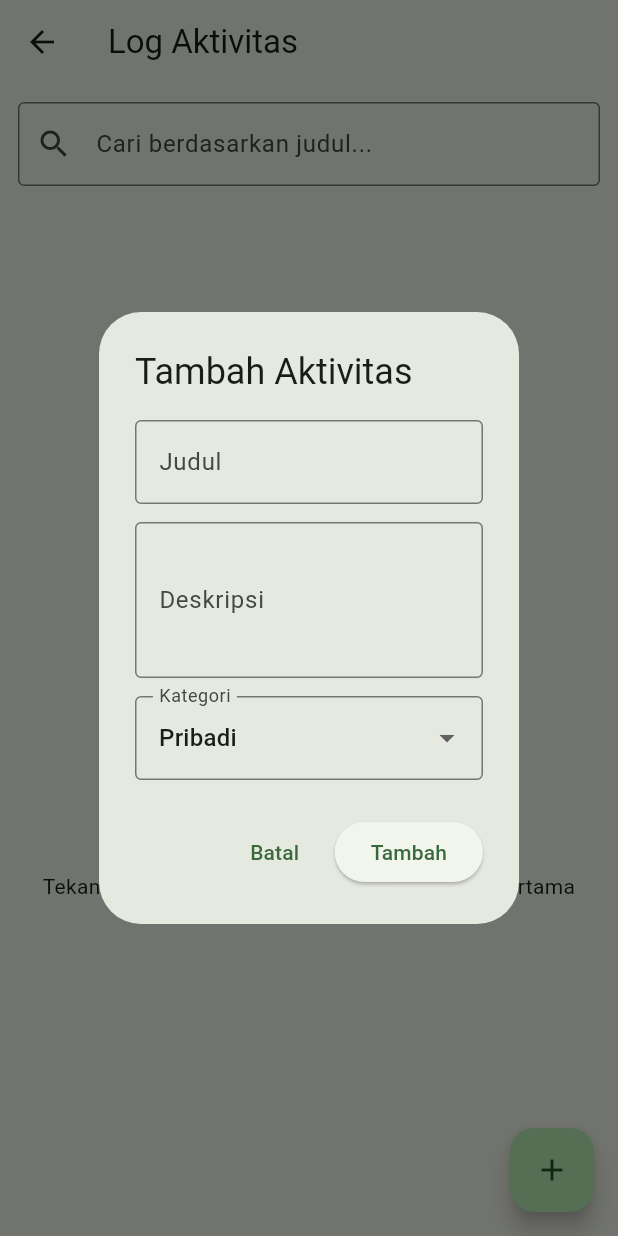
After one commit to suneater80/logbook_app_001, a Flutter app: the LogView screen opened directly, after a tap on the "add" icon, on a phone screen of 412 x 824 dp. The commit adds this screen. Run offline on Flutter 3.47's test engine with Material 3 defaults, Android fonts, the phone set to English and light mode, and no system bars; our stand-ins replace shared_preferences, smooth_page_indicator; accounts and stored records are empty.

Commit message:
finishing task3

```diff
--- /dev/null
+++ b/lib/features/logbook/log_controller.dart
@@ -0,0 +1,93 @@
+import 'dart:convert';
+import 'package:flutter/material.dart';
+import 'package:shared_preferences/shared_preferences.dart';
+import './models/log_model.dart';
+
+class LogController {
+  final ValueNotifier<List<LogModel>> _logsNotifier = ValueNotifier([]);
+  ValueNotifier<List<LogModel>> get logs => _logsNotifier;
+
+  static const String _storageKey = 'user_logs_data';
+
+  LogController() {
+    _init();
+  }
+
+  Future<void> _init() async {
+    await loadFromDisk();
+  }
+
+  void addLog(String title, String desc, String category) {
+    final newLog = LogModel(
+      title: title,
+      description: desc,
+      timestamp: DateTime.now(),
+      category: category,
+    );
+    _logsNotifier.value = [..._logsNotifier.value, newLog];
+    saveToDisk();
+  }
+
+  void updateLog(int index, String title, String desc, String category) {
+    final currentLogs = List<LogModel>.from(_logsNotifier.value);
+    if (index < 0 || index >= currentLogs.length) return;
+
+    currentLogs[index] = LogModel(
+      title: title,
+      description: desc,
+      timestamp: DateTime.now(),
+      category: category,
+    );
+    _logsNotifier.value = currentLogs;
+    saveToDisk();
+  }
+
+  void removeLog(int index) {
+    final currentLogs = List<LogModel>.from(_logsNotifier.value);
+    if (index < 0 || index >= currentLogs.length) return;
+
+    currentLogs.removeAt(index);
+    _logsNotifier.value = currentLogs;
+    saveToDisk();
+  }
+
+  String _encodeLogsToJson(List<LogModel> logs) {
+    return jsonEncode(logs.map((log) => log.toMap()).toList());
+  }
+
+  List<LogModel> _decodeLogsFromJson(String jsonString) {
+    final List<dynamic> decoded = jsonDecode(jsonString) as List<dynamic>;
+    return decoded
+        .map((item) => LogModel.fromMap(item as Map<String, dynamic>))
+        .toList();
+  }
+
+  Future<void> saveToDisk() async {
+    final prefs = await SharedPreferences.getInstance();
+    final String encodedData = _encodeLogsToJson(_logsNotifier.value);
+    await prefs.setString(_storageKey, encodedData);
+  }
+
+  Future<void> loadFromDisk() async {
+    final prefs = await SharedPreferences.getInstance();
+    final String? data = prefs.getString(_storageKey);
+    if (data == null || data.isEmpty) {
+      _logsNotifier.value = [];
+      return;
+    }
+
+    try {
+      _logsNotifier.value = _decodeLogsFromJson(data);
+    } on FormatException {
+      _logsNotifier.value = [];
+      await prefs.remove(_storageKey);
+    } on TypeError {
+      _logsNotifier.value = [];
+      await prefs.remove(_storageKey);
+    }
+  }
+
+  void dispose() {
+    _logsNotifier.dispose();
+  }
+}
--- /dev/null
+++ b/lib/features/logbook/log_view.dart
@@ -0,0 +1,294 @@
+import 'package:flutter/material.dart';
+import 'package:logbook_app_001/features/logbook/log_controller.dart';
+import 'package:logbook_app_001/features/logbook/models/log_model.dart';
+import 'package:logbook_app_001/features/logbook/widgets/log_item_widget.dart';
+
+class LogView extends StatefulWidget {
+  const LogView({super.key});
+
+  @override
+  State<LogView> createState() => _LogViewState();
+}
+
+class _LogViewState extends State<LogView> {
+  late final LogController _controller;
+  final ValueNotifier<String> _searchQuery = ValueNotifier('');
+  static const List<String> _categories = ['Pekerjaan', 'Pribadi', 'Urgent'];
+
+  @override
+  void initState() {
+    super.initState();
+    _controller = LogController();
+  }
+
+  Future<void> _showInputDialog({int? index, LogModel? existingLog}) async {
+    final titleController = TextEditingController(
+      text: existingLog?.title ?? '',
+    );
+    final descController = TextEditingController(
+      text: existingLog?.description ?? '',
+    );
+    final selectedCategory = ValueNotifier<String>(
+      existingLog?.category ?? _categories[1],
+    );
+    final isEdit = index != null && existingLog != null;
+
+    await showDialog(
+      context: context,
+      builder: (context) {
+        return AlertDialog(
+          title: Text(isEdit ? 'Edit Aktivitas' : 'Tambah Aktivitas'),
+          content: Column(
+            mainAxisSize: MainAxisSize.min,
+            children: [
+              TextField(
+                controller: titleController,
+                decoration: const InputDecoration(
+                  labelText: 'Judul',
+                  border: OutlineInputBorder(),
+                ),
+              ),
+              const SizedBox(height: 12),
+              TextField(
+                controller: descController,
+                maxLines: 3,
+                decoration: const InputDecoration(
+                  labelText: 'Deskripsi',
+                  border: OutlineInputBorder(),
+                ),
+              ),
+              const SizedBox(height: 12),
+              ValueListenableBuilder<String>(
+                valueListenable: selectedCategory,
+                builder: (context, category, _) {
+                  return DropdownButtonFormField<String>(
+                    initialValue: category,
+                    decoration: const InputDecoration(
+                      labelText: 'Kategori',
+                      border: OutlineInputBorder(),
+                    ),
+                    items: _categories
+                        .map(
+                          (item) => DropdownMenuItem<String>(
+                            value: item,
+                            child: Text(item),
+                          ),
+                        )
+                        .toList(),
+                    onChanged: (value) {
+                      if (value != null) {
+                        selectedCategory.value = value;
+                      }
+                    },
+                  );
+                },
+              ),
+            ],
+          ),
+          actions: [
+            TextButton(
+              onPressed: () => Navigator.pop(context),
+              child: const Text('Batal'),
+            ),
+            ElevatedButton(
+              onPressed: () {
+                final title = titleController.text.trim();
+                final desc = descController.text.trim();
+                final category = selectedCategory.value;
+
+                if (title.isEmpty || desc.isEmpty) {
+                  ScaffoldMessenger.of(this.context).showSnackBar(
+                    const SnackBar(
+                      content: Text('Judul dan deskripsi wajib diisi'),
+                    ),
+                  );
+                  return;
+                }
+
+                if (isEdit) {
+                  _controller.updateLog(index, title, desc, category);
+                  ScaffoldMessenger.of(this.context).showSnackBar(
+                    const SnackBar(
+                      content: Text('Aktivitas berhasil diperbarui'),
+                    ),
+                  );
+                } else {
+                  _controller.addLog(title, desc, category);
+                  ScaffoldMessenger.of(this.context).showSnackBar(
+                    const SnackBar(
+                      content: Text('Aktivitas berhasil ditambahkan'),
+                    ),
+                  );
+                }
+
+                Navigator.pop(context);
+              },
+              child: Text(isEdit ? 'Simpan' : 'Tambah'),
+            ),
+          ],
+        );
+      },
+    );
+
+    titleController.dispose();
+    descController.dispose();
+    selectedCategory.dispose();
+  }
+
+  Future<void> _confirmDelete(int index) async {
+    await showDialog(
+      context: context,
+      builder: (context) {
+        return AlertDialog(
+          title: const Text('Hapus Aktivitas'),
+          content: const Text('Yakin ingin menghapus aktivitas ini?'),
+          actions: [
+            TextButton(
+              onPressed: () => Navigator.pop(context),
+              child: const Text('Batal'),
+            ),
+            ElevatedButton(
+              onPressed: () {
+                _controller.removeLog(index);
+                Navigator.pop(context);
+                ScaffoldMessenger.of(this.context).showSnackBar(
+                  const SnackBar(content: Text('Aktivitas berhasil dihapus')),
+                );
+              },
+              child: const Text('Hapus'),
+            ),
+          ],
+        );
+      },
+    );
+  }
+
+  @override
+  void dispose() {
+    _searchQuery.dispose();
+    _controller.dispose();
+    super.dispose();
+  }
+
+  Widget _buildEmptyState() {
+    return Center(
+      child: Padding(
+        padding: const EdgeInsets.all(24),
+        child: Column(
+          mainAxisSize: MainAxisSize.min,
+          children: [
+            ClipRRect(
+              borderRadius: BorderRadius.circular(12),
+              child: Image.asset(
+                'assets/images/foto.jpg',
+                height: 200,
+                fit: BoxFit.cover,
+              ),
+            ),
+            const SizedBox(height: 16),
+            Text(
+              'Belum ada catatan nih',
+              style: Theme.of(context).textTheme.titleMedium,
+            ),
+            const SizedBox(height: 6),
+            Text(
+              'Tekan tombol + untuk menambahkan aktivitas pertama kamu.',
+              textAlign: TextAlign.center,
+              style: Theme.of(context).textTheme.bodyMedium,
+            ),
+          ],
+        ),
+      ),
+    );
+  }
+
+  @override
+  Widget build(BuildContext context) {
+    return Scaffold(
+      appBar: AppBar(title: const Text('Log Aktivitas')),
+      body: ValueListenableBuilder<String>(
+        valueListenable: _searchQuery,
+        builder: (context, query, _) {
+          return ValueListenableBuilder<List<LogModel>>(
+            valueListenable: _controller.logs,
+            builder: (context, logs, child) {
+              final normalizedQuery = query.trim().toLowerCase();
+              final filteredLogs = normalizedQuery.isEmpty
+                  ? logs
+                  : logs
+                        .where(
+                          (log) =>
+                              log.title.toLowerCase().contains(normalizedQuery),
+                        )
+                        .toList();
+
+              return Column(
+                children: [
+                  Padding(
+                    padding: const EdgeInsets.fromLTRB(12, 12, 12, 8),
+                    child: TextField(
+                      onChanged: (value) => _searchQuery.value = value,
+                      decoration: InputDecoration(
+                        hintText: 'Cari berdasarkan judul...',
+                        prefixIcon: const Icon(Icons.search),
+                        suffixIcon: query.isEmpty
+                            ? null
+                            : IconButton(
+                                icon: const Icon(Icons.clear),
+                                onPressed: () => _searchQuery.value = '',
+                              ),
+                        border: const OutlineInputBorder(),
+                      ),
+                    ),
+                  ),
+                  Expanded(
+                    child: logs.isEmpty
+                        ? _buildEmptyState()
+                        : filteredLogs.isEmpty
+                        ? const Center(
+                            child: Text(
+                              'Catatan dengan judul tersebut tidak ditemukan.',
+                            ),
+                          )
+                        : ListView.builder(
+                            padding: const EdgeInsets.fromLTRB(12, 4, 12, 12),
+                            itemCount: filteredLogs.length,
+                            itemBuilder: (context, index) {
+                              final log = filteredLogs[index];
+                              return Padding(
+                                padding: const EdgeInsets.only(bottom: 8),
+                                child: LogItemWidget(
+                                  log: log,
+                                  onEdit: () {
+                                    final originalIndex = logs.indexOf(log);
+                                    if (originalIndex >= 0) {
+                                      _showInputDialog(
+                                        index: originalIndex,
+                                        existingLog: log,
+                                      );
+                                    }
+                                  },
+                                  onDelete: () {
+                                    final originalIndex = logs.indexOf(log);
+                                    if (originalIndex >= 0) {
+                                      _confirmDelete(originalIndex);
+                                    }
+                                  },
+                                ),
+                              );
+                            },
+                          ),
+                  ),
+                ],
+              );
+            },
+          );
+        },
+      ),
+      floatingActionButton: FloatingActionButton(
+        onPressed: () => _showInputDialog(),
+        child: const Icon(Icons.add),
+      ),
+    );
+  }
+}
--- /dev/null
+++ b/lib/features/logbook/models/log_model.dart
@@ -0,0 +1,39 @@
+class LogModel {
+  final String title;
+  final String description;
+  final DateTime timestamp;
+  final String category;
+
+  LogModel({
+    required this.title,
+    required this.description,
+    required this.timestamp,
+    required this.category,
+  });
+
+  // Untuk Tugas HOTS: Konversi Map (JSON) ke Object
+  factory LogModel.fromMap(Map<String, dynamic> map) {
+    final rawTimestamp = map['timestamp'];
+
+    return LogModel(
+      title: (map['title'] ?? '') as String,
+      description: (map['description'] ?? '') as String,
+      timestamp: rawTimestamp is int
+          ? DateTime.fromMillisecondsSinceEpoch(rawTimestamp)
+          : DateTime.parse(
+              (rawTimestamp ?? DateTime.now().toIso8601String()) as String,
+            ),
+      category: (map['category'] ?? 'Pribadi') as String,
+    );
+  }
+
+  // Konversi Object ke Map (JSON) untuk disimpan
+  Map<String, dynamic> toMap() {
+    return {
+      'title': title,
+      'description': description,
+      'timestamp': timestamp.toIso8601String(),
+      'category': category,
+    };
+  }
+}
--- a/pubspec.yaml
+++ b/pubspec.yaml
@@ -64,6 +64,7 @@ flutter:
   - assets/images/onboarding1.png
   - assets/images/onboarding2.jpg
   - assets/images/onboarding3.jpg
+  - assets/images/foto.jpg
 
   # An image asset can refer to one or more resolution-specific "variants", see
   # https://flutter.dev/to/resolution-aware-images
```
Also changed, not shown: lib/features/logbook/counter_view.dart (+24 -14 lines), lib/features/logbook/widgets/log_item_widget.dart (added, +91 -0 lines), assets/images/foto.jpg (added).
